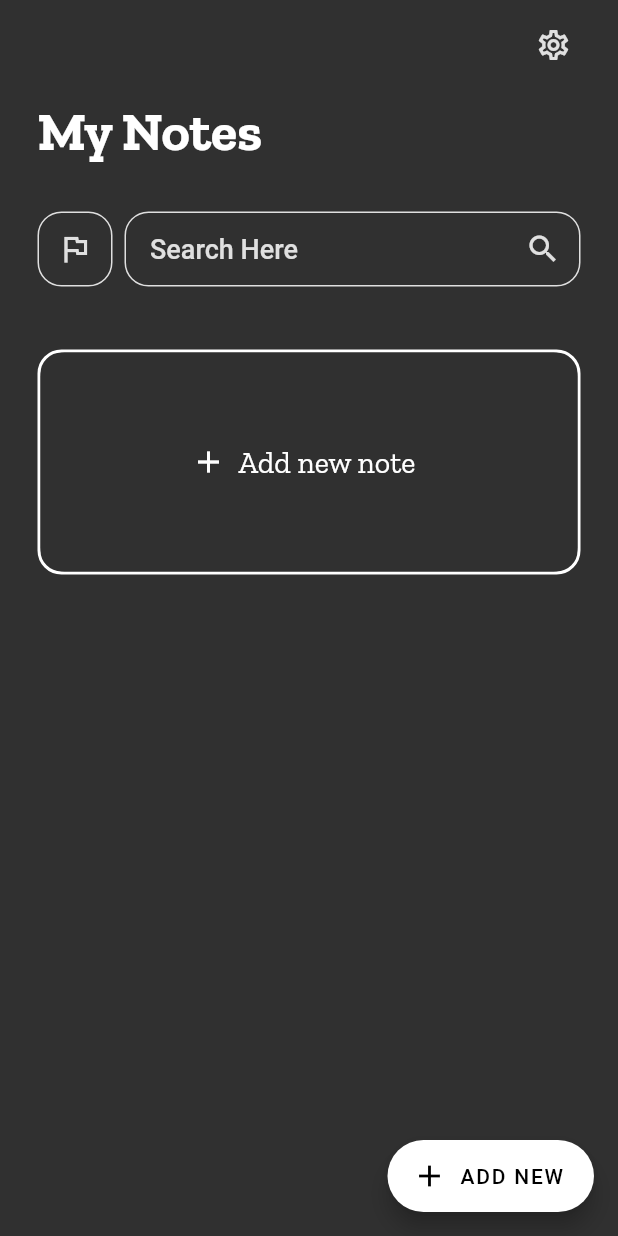
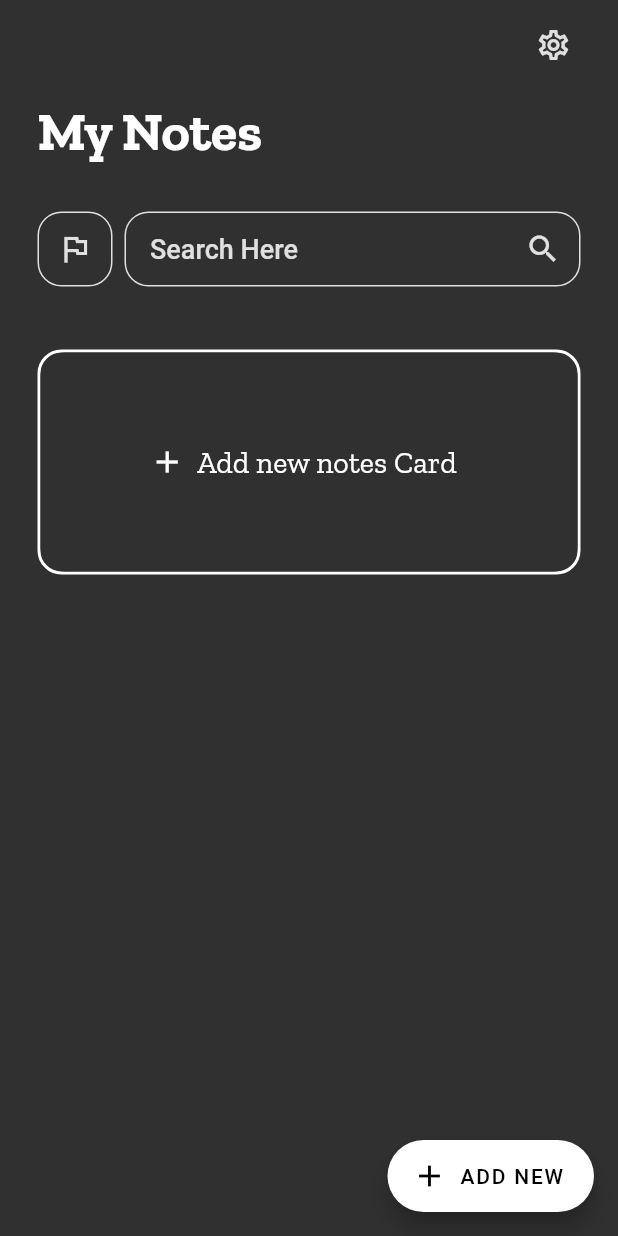
Before and after one commit to smamaHsn/FlutterNotesApp, a Flutter app: the screen it shows after launch, on a phone screen of 412 x 824 dp. Run offline on Flutter 3.47's test engine with Material 2 defaults, Android fonts, the phone set to English and light mode, and no system bars; our stand-ins replace outline_material_icons, share, shared_preferences, sqflite; accounts and stored records are empty; project files that could hold a hidden picture were left out.

Commit message:
App Icon Again Changed and More Improvements in UI

```diff
--- a/lib/components/cards.dart
+++ b/lib/components/cards.dart
@@ -147,7 +147,7 @@ class AddNoteCardComponent extends StatelessWidget {
                       Padding(
                           padding: const EdgeInsets.all(8.0),
                           child: Text(
-                            'Add new note',
+                            'Add new notes Card',
                             style: TextStyle(
                                 fontFamily: 'ZillaSlab',
                                 color: Theme.of(context).primaryColor,
```
Also changed, not shown: pubspec.lock, 6 other files.
